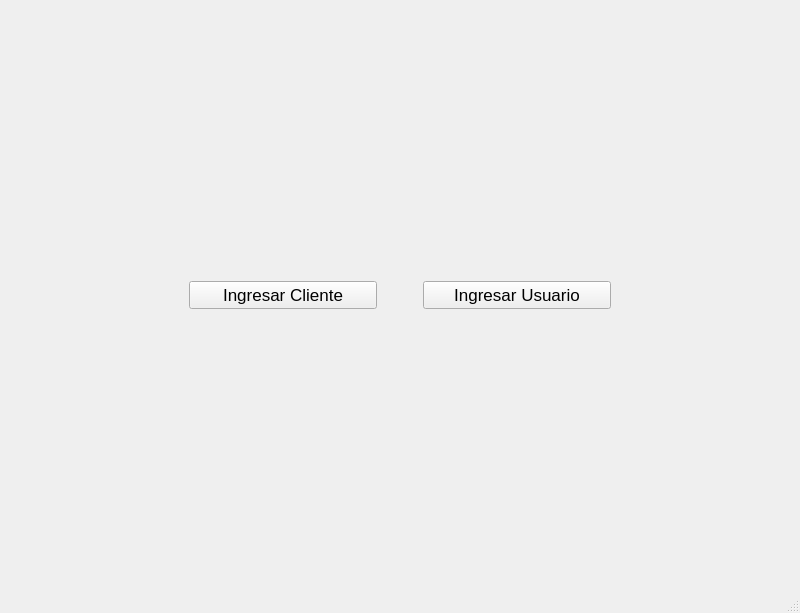
This is mainwindow.ui in Gelber-Martinez/TrabajoFinalPS as Qt 5 draws it before an edit. The edited form follows.
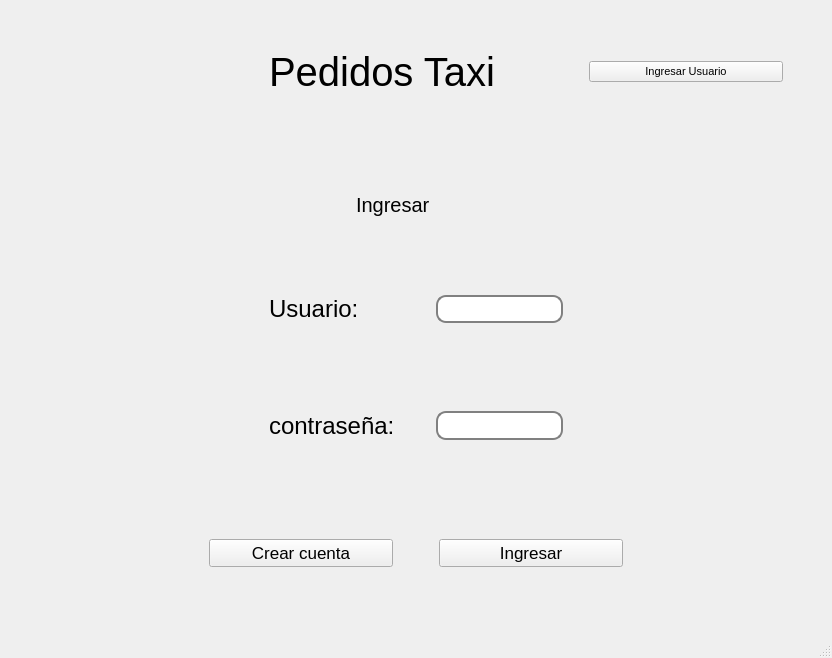
This is the edited form.

```diff
--- a/mainwindow.ui
+++ b/mainwindow.ui
@@ -9,8 +9,8 @@
    <rect>
     <x>0</x>
     <y>0</y>
-    <width>800</width>
-    <height>613</height>
+    <width>832</width>
+    <height>658</height>
    </rect>
   </property>
   <property name="sizePolicy">
@@ -23,102 +23,86 @@
    <string>MainWindow</string>
   </property>
   <widget class="QWidget" name="centralwidget">
-   <layout class="QGridLayout" name="gridLayout">
-    <item row="1" column="0">
-     <spacer name="horizontalSpacer">
+   <layout class="QGridLayout" name="gridLayout_9">
+    <item row="0" column="0">
+     <spacer name="verticalSpacer_5">
       <property name="orientation">
-       <enum>Qt::Horizontal</enum>
-      </property>
-      <property name="sizeType">
-       <enum>QSizePolicy::Fixed</enum>
-      </property>
-      <property name="sizeHint" stdset="0">
-       <size>
-        <width>180</width>
-        <height>50</height>
-       </size>
-      </property>
-     </spacer>
-    </item>
-    <item row="1" column="2">
-     <spacer name="horizontalSpacer_2">
-      <property name="orientation">
-       <enum>Qt::Horizontal</enum>
-      </property>
-      <property name="sizeType">
-       <enum>QSizePolicy::Fixed</enum>
-      </property>
-      <property name="sizeHint" stdset="0">
-       <size>
-        <width>180</width>
-        <height>50</height>
-       </size>
-      </property>
-     </spacer>
-    </item>
-    <item row="2" column="1">
-     <spacer name="verticalSpacer">
-      <property name="orientation">
        <enum>Qt::Vertical</enum>
       </property>
       <property name="sizeType">
-       <enum>QSizePolicy::Fixed</enum>
+       <enum>QSizePolicy::Preferred</enum>
       </property>
       <property name="sizeHint" stdset="0">
        <size>
-        <width>1</width>
-        <height>240</height>
+        <width>20</width>
+        <height>40</height>
        </size>
       </property>
      </spacer>
     </item>
-    <item row="0" column="1">
-     <spacer name="verticalSpacer_2">
+    <item row="4" column="0">
+     <spacer name="verticalSpacer_3">
       <property name="orientation">
        <enum>Qt::Vertical</enum>
       </property>
       <property name="sizeType">
-       <enum>QSizePolicy::Fixed</enum>
+       <enum>QSizePolicy::Preferred</enum>
       </property>
       <property name="sizeHint" stdset="0">
        <size>
-        <width>1</width>
-        <height>240</height>
+        <width>20</width>
+        <height>10</height>
        </size>
       </property>
      </spacer>
     </item>
-    <item row="1" column="1">
-     <layout class="QHBoxLayout" name="horizontalLayout_2">
+    <item row="5" column="0">
+     <layout class="QHBoxLayout" name="horizontalLayout">
       <item>
-       <layout class="QVBoxLayout" name="verticalLayout_8">
-        <item>
-         <widget class="QPushButton" name="pushButton_2">
-          <property name="sizePolicy">
-           <sizepolicy hsizetype="Minimum" vsizetype="Fixed">
-            <horstretch>0</horstretch>
-            <verstretch>0</verstretch>
-           </sizepolicy>
-          </property>
-          <property name="font">
-           <font>
-            <pointsize>13</pointsize>
-           </font>
-          </property>
-          <property name="text">
-           <string>Ingresar Cliente</string>
-          </property>
-         </widget>
-        </item>
-       </layout>
+       <spacer name="horizontalSpacer">
+        <property name="orientation">
+         <enum>Qt::Horizontal</enum>
+        </property>
+        <property name="sizeType">
+         <enum>QSizePolicy::Preferred</enum>
+        </property>
+        <property name="sizeHint" stdset="0">
+         <size>
+          <width>200</width>
+          <height>20</height>
+         </size>
+        </property>
+       </spacer>
       </item>
       <item>
-       <spacer name="horizontalSpacer_3">
+       <widget class="QPushButton" name="pushButton_2">
+        <property name="sizePolicy">
+         <sizepolicy hsizetype="Preferred" vsizetype="Preferred">
+          <horstretch>0</horstretch>
+          <verstretch>0</verstretch>
+         </sizepolicy>
+        </property>
+        <property name="font">
+         <font>
+          <pointsize>13</pointsize>
+         </font>
+        </property>
+        <property name="styleSheet">
+         <string notr="true">
+</string>
+        </property>
+        <property name="text">
+         <string>Crear cuenta</string>
+        </property>
+       </widget>
+      </item>
+      <item>
+       <spacer name="horizontalSpacer_2">
         <property name="orientation">
          <enum>Qt::Horizontal</enum>
         </property>
         <property name="sizeType">
-         <enum>QSizePolicy::Fixed</enum>
+         <enum>QSizePolicy::Preferred</enum>
         </property>
         <property name="sizeHint" stdset="0">
          <size>
@@ -129,8 +113,118 @@
        </spacer>
       </item>
       <item>
-       <layout class="QVBoxLayout" name="verticalLayout_7">
-        <item>
+       <widget class="QPushButton" name="pushButton_3">
+        <property name="sizePolicy">
+         <sizepolicy hsizetype="Preferred" vsizetype="Preferred">
+          <horstretch>0</horstretch>
+          <verstretch>0</verstretch>
+         </sizepolicy>
+        </property>
+        <property name="font">
+         <font>
+          <pointsize>13</pointsize>
+         </font>
+        </property>
+        <property name="styleSheet">
+         <string notr="true"/>
+        </property>
+        <property name="text">
+         <string>Ingresar</string>
+        </property>
+       </widget>
+      </item>
+      <item>
+       <spacer name="horizontalSpacer_3">
+        <property name="orientation">
+         <enum>Qt::Horizontal</enum>
+        </property>
+        <property name="sizeType">
+         <enum>QSizePolicy::Preferred</enum>
+        </property>
+        <property name="sizeHint" stdset="0">
+         <size>
+          <width>200</width>
+          <height>20</height>
+         </size>
+        </property>
+       </spacer>
+      </item>
+     </layout>
+    </item>
+    <item row="2" column="0">
+     <spacer name="verticalSpacer_9">
+      <property name="orientation">
+       <enum>Qt::Vertical</enum>
+      </property>
+      <property name="sizeHint" stdset="0">
+       <size>
+        <width>20</width>
+        <height>40</height>
+       </size>
+      </property>
+     </spacer>
+    </item>
+    <item row="6" column="0">
+     <spacer name="verticalSpacer">
+      <property name="orientation">
+       <enum>Qt::Vertical</enum>
+      </property>
+      <property name="sizeType">
+       <enum>QSizePolicy::Preferred</enum>
+      </property>
+      <property name="sizeHint" stdset="0">
+       <size>
+        <width>20</width>
+        <height>60</height>
+       </size>
+      </property>
+     </spacer>
+    </item>
+    <item row="1" column="0">
+     <layout class="QGridLayout" name="gridLayout_5">
+      <item row="0" column="0">
+       <layout class="QGridLayout" name="gridLayout_6">
+        <item row="0" column="0">
+         <spacer name="horizontalSpacer_8">
+          <property name="orientation">
+           <enum>Qt::Horizontal</enum>
+          </property>
+          <property name="sizeType">
+           <enum>QSizePolicy::Preferred</enum>
+          </property>
+          <property name="sizeHint" stdset="0">
+           <size>
+            <width>260</width>
+            <height>20</height>
+           </size>
+          </property>
+         </spacer>
+        </item>
+       </layout>
+      </item>
+      <item row="0" column="1">
+       <layout class="QGridLayout" name="gridLayout_7">
+        <item row="0" column="0">
+         <widget class="QLabel" name="label_3">
+          <property name="font">
+           <font>
+            <pointsize>30</pointsize>
+            <weight>50</weight>
+            <italic>false</italic>
+            <bold>false</bold>
+            <strikeout>false</strikeout>
+           </font>
+          </property>
+          <property name="text">
+           <string>Pedidos Taxi</string>
+          </property>
+         </widget>
+        </item>
+       </layout>
+      </item>
+      <item row="0" column="2">
+       <layout class="QGridLayout" name="gridLayout_8">
+        <item row="0" column="1">
          <widget class="QPushButton" name="pushButton">
           <property name="sizePolicy">
            <sizepolicy hsizetype="Minimum" vsizetype="Fixed">
@@ -140,18 +234,313 @@
           </property>
           <property name="font">
            <font>
-            <pointsize>13</pointsize>
+            <pointsize>8</pointsize>
            </font>
           </property>
+          <property name="styleSheet">
+           <string notr="true"/>
+          </property>
           <property name="text">
            <string>Ingresar Usuario</string>
           </property>
          </widget>
         </item>
+        <item row="0" column="0">
+         <spacer name="horizontalSpacer_9">
+          <property name="orientation">
+           <enum>Qt::Horizontal</enum>
+          </property>
+          <property name="sizeType">
+           <enum>QSizePolicy::Preferred</enum>
+          </property>
+          <property name="sizeHint" stdset="0">
+           <size>
+            <width>40</width>
+            <height>20</height>
+           </size>
+          </property>
+         </spacer>
+        </item>
+        <item row="0" column="2">
+         <spacer name="horizontalSpacer_10">
+          <property name="orientation">
+           <enum>Qt::Horizontal</enum>
+          </property>
+          <property name="sizeType">
+           <enum>QSizePolicy::Preferred</enum>
+          </property>
+          <property name="sizeHint" stdset="0">
+           <size>
+            <width>40</width>
+            <height>20</height>
+           </size>
+          </property>
+         </spacer>
+        </item>
        </layout>
       </item>
      </layout>
     </item>
+    <item row="3" column="0">
+     <layout class="QGridLayout" name="gridLayout">
+      <item row="0" column="0">
+       <spacer name="horizontalSpacer_4">
+        <property name="orientation">
+         <enum>Qt::Horizontal</enum>
+        </property>
+        <property name="sizeType">
+         <enum>QSizePolicy::Preferred</enum>
+        </property>
+        <property name="sizeHint" stdset="0">
+         <size>
+          <width>220</width>
+          <height>20</height>
+         </size>
+        </property>
+       </spacer>
+      </item>
+      <item row="1" column="1" colspan="3">
+       <layout class="QGridLayout" name="gridLayout_4">
+        <item row="0" column="0">
+         <layout class="QGridLayout" name="gridLayout_2">
+          <item row="2" column="2">
+           <spacer name="verticalSpacer_8">
+            <property name="orientation">
+             <enum>Qt::Vertical</enum>
+            </property>
+            <property name="sizeType">
+             <enum>QSizePolicy::Preferred</enum>
+            </property>
+            <property name="sizeHint" stdset="0">
+             <size>
+              <width>20</width>
+              <height>20</height>
+             </size>
+            </property>
+           </spacer>
+          </item>
+          <item row="1" column="2">
+           <widget class="QLineEdit" name="lineEdit_2">
+            <property name="sizePolicy">
+             <sizepolicy hsizetype="Preferred" vsizetype="Preferred">
+              <horstretch>0</horstretch>
+              <verstretch>0</verstretch>
+             </sizepolicy>
+            </property>
+            <property name="styleSheet">
+             <string notr="true">border: 2px solid gray;
+    border-radius: 10px;
+    padding: 0 8px;
+    
+    selection-background-color: darkgray;</string>
+            </property>
+           </widget>
+          </item>
+          <item row="3" column="2">
+           <widget class="QLineEdit" name="lineEdit">
+            <property name="sizePolicy">
+             <sizepolicy hsizetype="Preferred" vsizetype="Preferred">
+              <horstretch>0</horstretch>
+              <verstretch>0</verstretch>
+             </sizepolicy>
+            </property>
+            <property name="maximumSize">
+             <size>
+              <width>127</width>
+              <height>29</height>
+             </size>
+            </property>
+            <property name="styleSheet">
+             <string notr="true">border: 2px solid gray;
+    border-radius: 10px;
+    padding: 0 8px;
+    
+    selection-background-color: darkgray;</string>
+            </property>
+           </widget>
+          </item>
+          <item row="1" column="0">
+           <spacer name="horizontalSpacer_12">
+            <property name="orientation">
+             <enum>Qt::Horizontal</enum>
+            </property>
+            <property name="sizeType">
+             <enum>QSizePolicy::Preferred</enum>
+            </property>
+            <property name="sizeHint" stdset="0">
+             <size>
+              <width>40</width>
+              <height>20</height>
+             </size>
+            </property>
+           </spacer>
+          </item>
+          <item row="1" column="1">
+           <widget class="QLabel" name="label_4">
+            <property name="sizePolicy">
+             <sizepolicy hsizetype="Preferred" vsizetype="Fixed">
+              <horstretch>0</horstretch>
+              <verstretch>0</verstretch>
+             </sizepolicy>
+            </property>
+            <property name="font">
+             <font>
+              <pointsize>18</pointsize>
+             </font>
+            </property>
+            <property name="text">
+             <string>Usuario:</string>
+            </property>
+           </widget>
+          </item>
+          <item row="0" column="2">
+           <spacer name="verticalSpacer_4">
+            <property name="orientation">
+             <enum>Qt::Vertical</enum>
+            </property>
+            <property name="sizeType">
+             <enum>QSizePolicy::Preferred</enum>
+            </property>
+            <property name="sizeHint" stdset="0">
+             <size>
+              <width>10</width>
+              <height>10</height>
+             </size>
+            </property>
+           </spacer>
+          </item>
+          <item row="3" column="1">
+           <widget class="QLabel" name="label_2">
+            <property name="sizePolicy">
+             <sizepolicy hsizetype="Preferred" vsizetype="Preferred">
+              <horstretch>0</horstretch>
+              <verstretch>0</verstretch>
+             </sizepolicy>
+            </property>
+            <property name="font">
+             <font>
+              <pointsize>18</pointsize>
+             </font>
+            </property>
+            <property name="text">
+             <string>contraseña:</string>
+            </property>
+           </widget>
+          </item>
+          <item row="1" column="3">
+           <spacer name="horizontalSpacer_11">
+            <property name="orientation">
+             <enum>Qt::Horizontal</enum>
+            </property>
+            <property name="sizeType">
+             <enum>QSizePolicy::Preferred</enum>
+            </property>
+            <property name="sizeHint" stdset="0">
+             <size>
+              <width>40</width>
+              <height>20</height>
+             </size>
+            </property>
+           </spacer>
+          </item>
+          <item row="4" column="2">
+           <spacer name="verticalSpacer_6">
+            <property name="orientation">
+             <enum>Qt::Vertical</enum>
+            </property>
+            <property name="sizeType">
+             <enum>QSizePolicy::Preferred</enum>
+            </property>
+            <property name="sizeHint" stdset="0">
+             <size>
+              <width>20</width>
+              <height>20</height>
+             </size>
+            </property>
+           </spacer>
+          </item>
+         </layout>
+        </item>
+       </layout>
+      </item>
+      <item row="0" column="1">
+       <spacer name="horizontalSpacer_6">
+        <property name="orientation">
+         <enum>Qt::Horizontal</enum>
+        </property>
+        <property name="sizeType">
+         <enum>QSizePolicy::Preferred</enum>
+        </property>
+        <property name="sizeHint" stdset="0">
+         <size>
+          <width>120</width>
+          <height>20</height>
+         </size>
+        </property>
+       </spacer>
+      </item>
+      <item row="0" column="2">
+       <widget class="QLabel" name="label">
+        <property name="font">
+         <font>
+          <pointsize>15</pointsize>
+         </font>
+        </property>
+        <property name="text">
+         <string>Ingresar</string>
+        </property>
+       </widget>
+      </item>
+      <item row="0" column="4">
+       <spacer name="horizontalSpacer_5">
+        <property name="orientation">
+         <enum>Qt::Horizontal</enum>
+        </property>
+        <property name="sizeType">
+         <enum>QSizePolicy::Preferred</enum>
+        </property>
+        <property name="sizeHint" stdset="0">
+         <size>
+          <width>220</width>
+          <height>20</height>
+         </size>
+        </property>
+       </spacer>
+      </item>
+      <item row="1" column="0">
+       <spacer name="verticalSpacer_2">
+        <property name="orientation">
+         <enum>Qt::Vertical</enum>
+        </property>
+        <property name="sizeType">
+         <enum>QSizePolicy::Preferred</enum>
+        </property>
+        <property name="sizeHint" stdset="0">
+         <size>
+          <width>70</width>
+          <height>300</height>
+         </size>
+        </property>
+       </spacer>
+      </item>
+      <item row="0" column="3">
+       <spacer name="horizontalSpacer_7">
+        <property name="orientation">
+         <enum>Qt::Horizontal</enum>
+        </property>
+        <property name="sizeType">
+         <enum>QSizePolicy::Preferred</enum>
+        </property>
+        <property name="sizeHint" stdset="0">
+         <size>
+          <width>120</width>
+          <height>20</height>
+         </size>
+        </property>
+       </spacer>
+      </item>
+     </layout>
+    </item>
    </layout>
   </widget>
   <widget class="QMenuBar" name="menubar">
```
Left out of the diff: 7 changed lines with no effect on the pictures.
